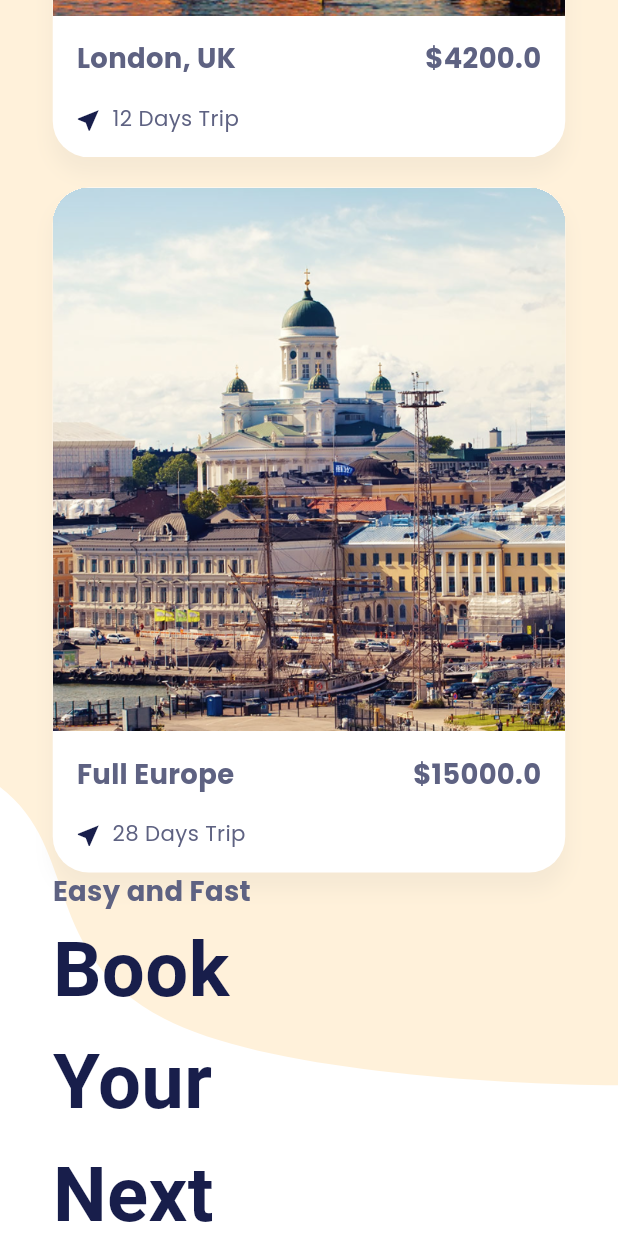
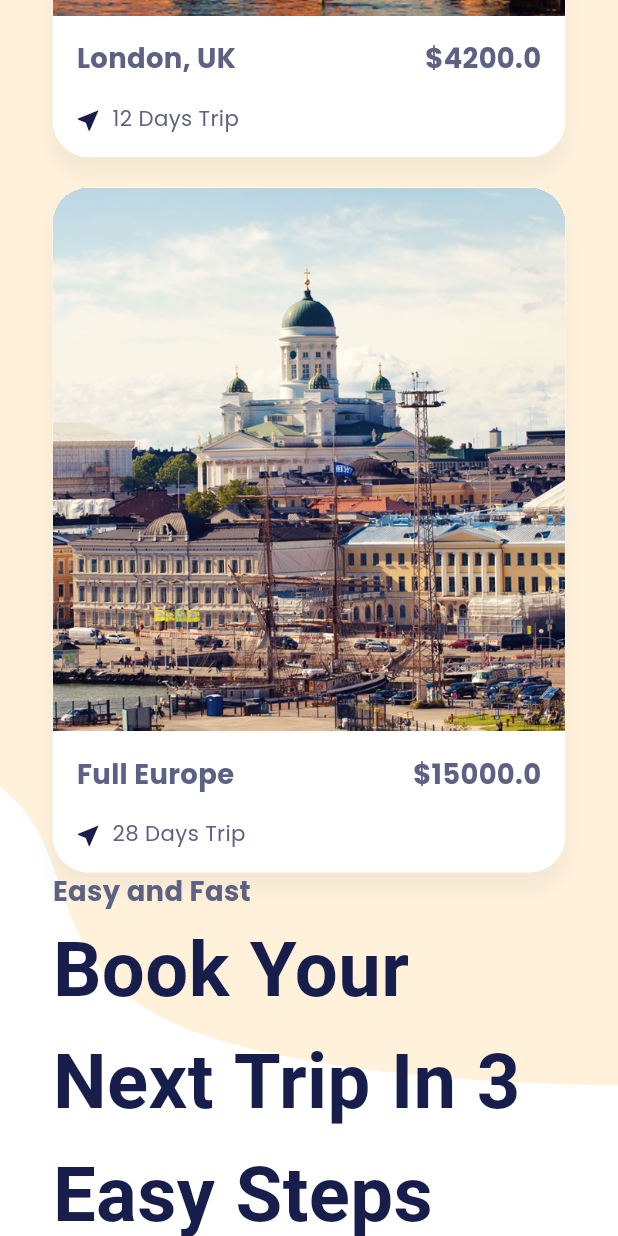
Before and after one commit to Starland9/jadoo_iclan, a Flutter app: the screen it shows after launch, scrolled down 3456 dp, on a phone screen of 412 x 824 dp. Run offline on Flutter 3.47's test engine with Material 3 defaults, Android fonts, the phone set to English and light mode, and no system bars; our stand-ins replace animate_do, faker, flutter_card_swiper, flutter_screenutil, flutter_svg, google_fonts and 2 more; Roboto replaces fonts that are missing (Volkhov).

Commit message:
Improves responsiveness of landing page sections
Adapts the layout of the Brands, Easy and Fast, and Testimonials sections for better responsiveness on different screen sizes.
Specifically, it switches from Row to Wrap or Column layouts on smaller screens to ensure content remains readable and well-organized.
The SubscriptionSection sender icon is extracted to a method for better readability.
Removes unused imports from landing screen.

```diff
--- a/lib/src/screens/landing/components/easy_and_fast_section.dart
+++ b/lib/src/screens/landing/components/easy_and_fast_section.dart
@@ -2,6 +2,7 @@ import 'package:flutter/material.dart';
 import 'package:flutter_screenutil/flutter_screenutil.dart';
 import 'package:google_fonts/google_fonts.dart';
 import 'package:jadoo_iclan/gen/assets.gen.dart';
+import 'package:jadoo_iclan/src/core/extensions/context_x.dart';
 import 'package:jadoo_iclan/src/screens/landing/components/step_list_tile.dart';
 import 'package:jadoo_iclan/src/shared/widgets/sections_head.dart';
 
@@ -31,10 +32,22 @@ class EasyAndFastSection extends StatelessWidget {
       },
     ];
 
+    if (context.isDesktopLayout) {
       return Row(
         children: [
-        Expanded(
-          child: Column(
+          Expanded(child: _buildLeft(steps)),
+          Expanded(child: Assets.images.tripToGreece.image()),
+        ],
+      );
+    } else {
+      return Column(
+        children: [_buildLeft(steps), Assets.images.tripToGreece.image()],
+      );
+    }
+  }
+
+  Column _buildLeft(List<Map<String, dynamic>> steps) {
+    return Column(
       spacing: 32.h,
       children: [
         SectionsHead(
@@ -50,10 +63,6 @@ class EasyAndFastSection extends StatelessWidget {
             iconPath: step["iconPath"],
           ),
       ],
-          ),
-        ),
-        Expanded(child: Assets.images.tripToGreece.image()),
-      ],
     );
   }
 }
--- a/lib/src/screens/landing/landing_screen.dart
+++ b/lib/src/screens/landing/landing_screen.dart
@@ -7,8 +7,6 @@ import 'package:jadoo_iclan/src/screens/landing/components/category_section.dart
 import 'package:jadoo_iclan/src/screens/landing/components/destinations_section.dart';
 import 'package:jadoo_iclan/src/screens/landing/components/easy_and_fast_section.dart';
 import 'package:jadoo_iclan/src/screens/landing/components/head_section.dart';
-import 'package:jadoo_iclan/src/screens/landing/components/subscription_section.dart';
-import 'package:jadoo_iclan/src/screens/landing/components/testimonials_section.dart';
 import 'package:jadoo_iclan/src/shared/widgets/footer.dart';
 import 'package:jadoo_iclan/src/shared/widgets/landing_background.dart';
 import 'package:jadoo_iclan/src/shared/widgets/navbar.dart';
@@ -58,9 +56,9 @@ class _LandingScreenState extends State<LandingScreen> {
       CategorySection(),
       DestinationsSection(),
       EasyAndFastSection(),
-      TestimonialsSection(),
+      // TestimonialsSection(),
       BrandsSection(),
-      SubscriptionSection(),
+      // SubscriptionSection(),
       Footer(),
     ];
   }
```
Also changed, not shown: lib/src/screens/landing/components/brands_section.dart (+19 -3 lines), lib/src/screens/landing/components/subscription_section.dart (+9 -6 lines), lib/src/screens/landing/components/testimonials_section.dart (+22 -16 lines), lib/src/shared/widgets/footer.dart (+39 -21 lines). Lines whose indentation alone changed are shown as unchanged.
